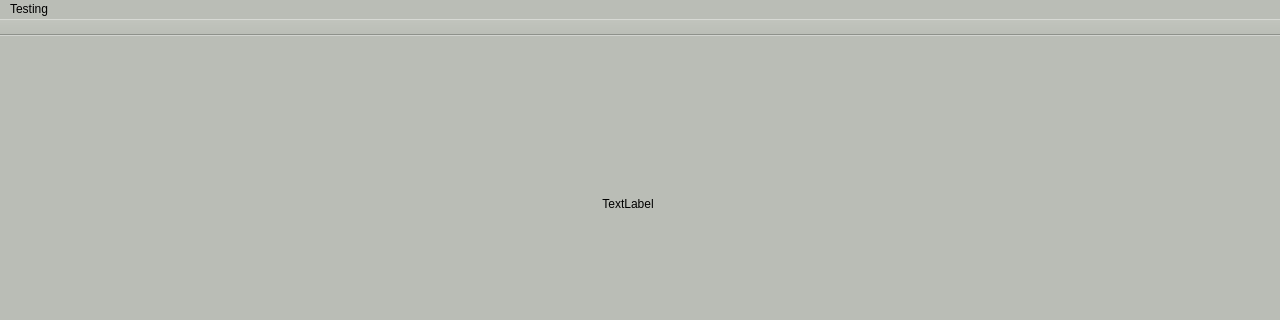
First picture: the form in gui/masterGUI/mainwindow.ui, repository rspiegl/icare-dataset, before the edit; both pictures show x 0 to 1280 and y 0 to 320 of the 1280 by 720 pixel window.
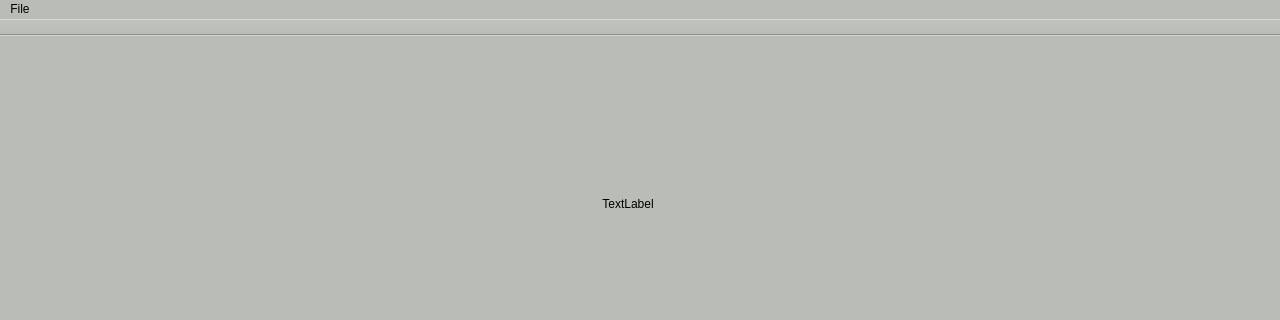
Second picture: the form after the edit.

Commit message: change menu item Testing to File

What changed in the file:
```diff
--- a/gui/masterGUI/mainwindow.ui
+++ b/gui/masterGUI/mainwindow.ui
@@ -199,15 +199,15 @@
      <height>24</height>
     </rect>
    </property>
-   <widget class="QMenu" name="menuTesting">
+   <widget class="QMenu" name="menuFile">
     <property name="title">
-     <string>Testing</string>
+     <string>File</string>
     </property>
     <addaction name="actionSelectDirectory"/>
     <addaction name="actionReset"/>
     <addaction name="actionExit"/>
    </widget>
-   <addaction name="menuTesting"/>
+   <addaction name="menuFile"/>
   </widget>
   <widget class="QToolBar" name="mainToolBar">
    <property name="enabled">
```
The commit also changes 1 other file.
